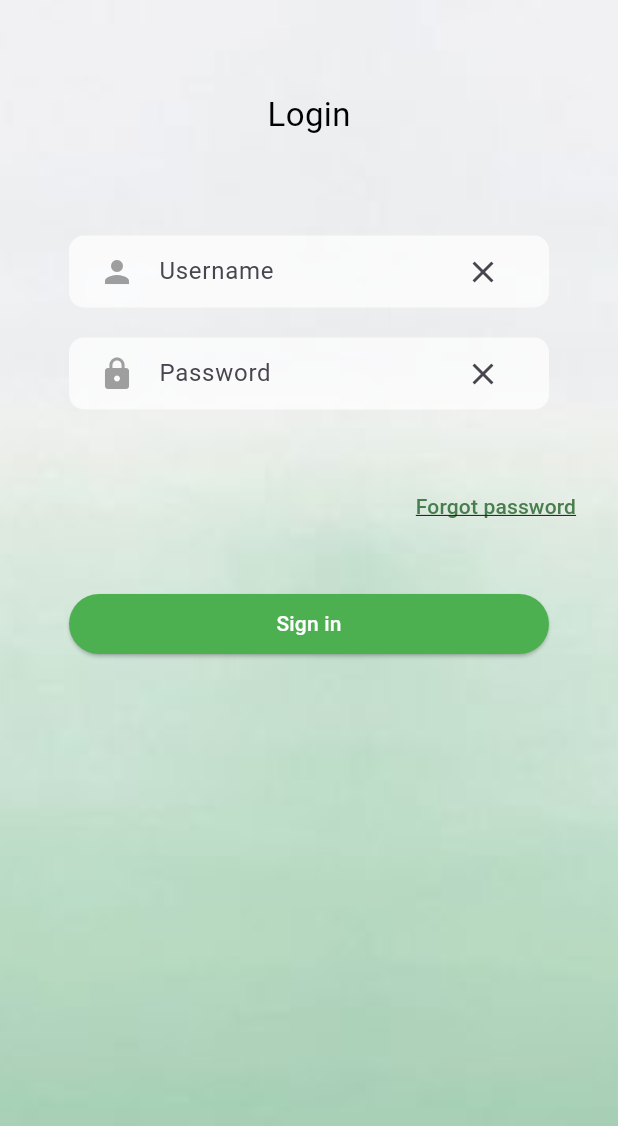
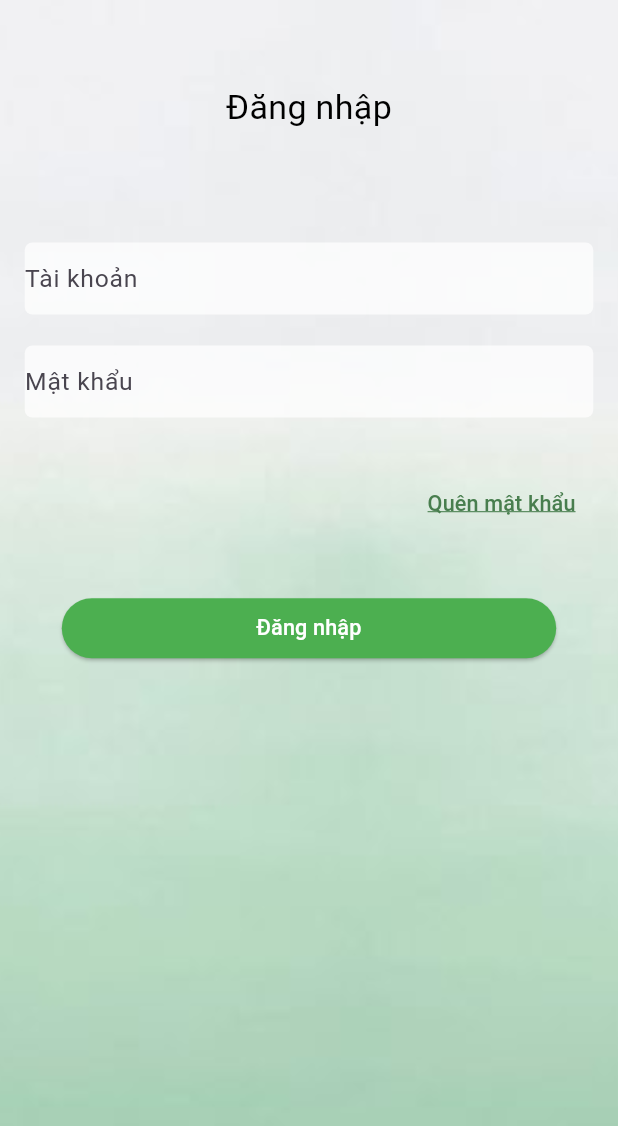
Before and after one commit to Bouncybear2409/ChamCong, a Flutter app: the LoginPage screen opened directly, on a phone screen of 412 x 824 dp. Shown: the top 1126 px of the screen. Run offline on Flutter 3.47's test engine with Material 3 defaults, Android fonts, the phone set to English and light mode, and no system bars; our stand-ins replace flutter_screenutil.

Commit message:
done login logic

```diff
--- /dev/null
+++ b/chamcong/lib/home/body_home_page.dart
@@ -0,0 +1,208 @@
+import 'package:chamcong/home/home_page.dart';
+import 'package:chamcong/verify.dart';
+import 'package:flutter/material.dart';
+import 'package:flutter_screenutil/flutter_screenutil.dart';
+
+class BodyHomePage extends StatefulWidget {
+  const BodyHomePage({super.key});
+
+  @override
+  State<BodyHomePage> createState() => _BodyHomePageState();
+}
+
+class _BodyHomePageState extends State<BodyHomePage> {
+  TextEditingController usernameController = TextEditingController();
+  TextEditingController passwordController = TextEditingController();
+  String notificatitonText = '';
+
+  void handleForgotPasswordTap() {
+    Navigator.push(
+      context,
+      MaterialPageRoute(builder: (context) => const VerifyPage()),
+    );
+  }
+
+  bool checkCredentials(String username, String password) {
+    return username == 'user' && password == 'password';
+  }
+
+  void validateLogin() {
+    String username = usernameController.text;
+    String password = passwordController.text;
+
+    bool isValidLogin = checkCredentials(username, password);
+
+    if (isValidLogin) {
+      setState(() {
+        Navigator.push(
+            context, MaterialPageRoute(builder: (context) => const HomePage()));
+      });
+    } else {
+      if (username.isEmpty || password.isEmpty) {
+        setState(() {
+          notificatitonText = 'Vui lòng nhập đầy đủ thông tin.';
+        });
+      } else if (password.length < 8) {
+        setState(() {
+          notificatitonText = 'Mật khẩu phải lớn hơn hoặc bằng 8';
+        });
+      } else {
+        setState(() {
+          notificatitonText = 'Tài khoản hoặc mật khẩu không hợp lệ.';
+        });
+      }
+    }
+  }
+
+  @override
+  Widget build(BuildContext context) {
+    return Container(
+      decoration: const BoxDecoration(
+        image: DecorationImage(
+          image: AssetImage('assets/images/bg1.jpg'),
+          fit: BoxFit.cover,
+        ),
+      ),
+      child: Padding(
+        padding: EdgeInsets.all(16.0.sp),
+        child: Column(
+          children: [
+            SizedBox(
+              height: 60.sp,
+            ),
+            Text(
+              'Đăng nhập',
+              style: TextStyle(
+                color: Colors.black,
+                fontSize: 22.sp,
+                fontFamily: 'Roboto',
+                fontWeight: FontWeight.w400,
+                height: 0.06.sp,
+              ),
+            ),
+            SizedBox(
+              height: 80.sp,
+            ),
+            Container(
+              decoration: BoxDecoration(
+                color: Colors.white.withOpacity(0.7.sp),
+                borderRadius: BorderRadius.circular(5.sp),
+              ),
+              child: Row(
+                children: [
+                  Expanded(
+                    child: TextFormField(
+                      controller: usernameController,
+                      decoration: InputDecoration(
+                        border: notificatitonText.isEmpty
+                            ? InputBorder.none
+                            : UnderlineInputBorder(
+                                borderSide: const BorderSide(color: Colors.red),
+                              ),
+                        hintText: 'Tài khoản',
+                        enabledBorder: notificatitonText.isEmpty
+                            ? InputBorder.none
+                            : UnderlineInputBorder(
+                                borderSide: BorderSide(color: Colors.red),
+                              ),
+                        focusedBorder: notificatitonText.isEmpty
+                            ? InputBorder.none
+                            : UnderlineInputBorder(
+                                borderSide: BorderSide(color: Colors.red),
+                              ),
+                      ),
+                    ),
+                  ),
+                ],
+              ),
+            ),
+            SizedBox(height: 20.sp),
+            Container(
+              decoration: BoxDecoration(
+                color: Colors.white.withOpacity(0.7.sp),
+                borderRadius: BorderRadius.circular(5.sp),
+              ),
+              child: Row(
+                children: [
+                  Expanded(
+                    child: TextFormField(
+                      controller: passwordController,
+                      obscureText: true,
+                      decoration: InputDecoration(
+                        border: notificatitonText.isEmpty
+                            ? InputBorder.none
+                            : UnderlineInputBorder(
+                                borderSide: const BorderSide(color: Colors.red),
+                              ),
+                        hintText: 'Mật khẩu',
+                        enabledBorder: notificatitonText.isEmpty
+                            ? InputBorder.none
+                            : UnderlineInputBorder(
+                                borderSide: BorderSide(color: Colors.red),
+                              ),
+                        focusedBorder: notificatitonText.isEmpty
+                            ? InputBorder.none
+                            : UnderlineInputBorder(
+                                borderSide: BorderSide(color: Colors.red),
+                              ),
+                      ),
+                    ),
+                  ),
+                ],
+              ),
+            ),
+            SizedBox(height: 20.sp),
+            Text(
+              notificatitonText,
+              style: const TextStyle(color: Colors.red),
+            ),
+            Row(
+              mainAxisAlignment: MainAxisAlignment.end,
+              children: [
+                TextButton(
+                  onPressed: handleForgotPasswordTap,
+                  child: Text(
+                    'Quên mật khẩu',
+                    textAlign: TextAlign.center,
+                    style: TextStyle(
+                      color: Color(0xFF487E4E),
+                      fontSize: 14.sp,
+                      fontFamily: 'Roboto',
+                      fontWeight: FontWeight.w500,
+                      decoration: TextDecoration.underline,
+                      height: 0.10.sp,
+                      letterSpacing: 0.10.sp,
+                    ),
+                  ),
+                ),
+              ],
+            ),
+            SizedBox(height: 30.sp),
+            SizedBox(
+              width: 320.sp,
+              child: ElevatedButton(
+                style: ElevatedButton.styleFrom(
+                  backgroundColor: Colors.green,
+                ),
+                onPressed: () {
+                  validateLogin();
+                },
+                child: Text(
+                  'Đăng nhập',
+                  textAlign: TextAlign.center,
+                  style: TextStyle(
+                    color: Colors.white,
+                    fontSize: 14.sp,
+                    fontFamily: 'Roboto',
+                    fontWeight: FontWeight.w500,
+                    letterSpacing: 0.10.sp,
+                  ),
+                ),
+              ),
+            ),
+          ],
+        ),
+      ),
+    );
+  }
+}
--- a/chamcong/lib/login.dart
+++ /dev/null
@@ -1,204 +0,0 @@
-import 'package:chamcong/verify.dart';
-import 'package:flutter/material.dart';
-
-class LoginPage extends StatefulWidget {
-  const LoginPage({Key? key}) : super(key: key);
-
-  @override
-  State<LoginPage> createState() => _LoginPageState();
-}
-
-class _LoginPageState extends State<LoginPage> {
-  TextEditingController usernameController = TextEditingController();
-  TextEditingController passwordController = TextEditingController();
-  String notificatitonText = '';
-  void clearTextFields() {
-    usernameController.clear();
-    passwordController.clear();
-  }
-
-  void handleForgotPasswordTap() {
-    Navigator.push(
-      context,
-      MaterialPageRoute(builder: (context) => const VerifyPage()),
-    );
-  }
-
-  bool checkCredentials(String username, String password) {
-    return username == 'user' && password == 'password';
-  }
-
-  void validateLogin() {
-    String username = usernameController.text;
-    String password = passwordController.text;
-
-    bool isValidLogin = checkCredentials(username, password);
-
-    if (isValidLogin) {
-      print('Đăng nhập thành công');
-      notificatitonText = 'Đăng nhập thành công';
-    } else {
-      if (username.isEmpty || password.isEmpty) {
-        setState(() {
-          notificatitonText = 'Vui lòng nhập đầy đủ thông tin.';
-        });
-      } else if (password.length < 8) {
-        setState(() {
-          notificatitonText = 'Mật khẩu phải lớn hơn hoặc bằng 8';
-        });
-      } else {
-        setState(() {
-          notificatitonText = 'Tài khoản hoặc mật khẩu không hợp lệ.';
-        });
-      }
-    }
-  }
-
-  @override
-  Widget build(BuildContext context) {
-    return Scaffold(
-      body: Container(
-        decoration: const BoxDecoration(
-          image: DecorationImage(
-            image: AssetImage('assets/images/bg1.jpg'),
-            fit: BoxFit.cover,
-          ),
-        ),
-        child: Padding(
-          padding: const EdgeInsets.all(16.0),
-          child: Column(
-            children: [
-              const SizedBox(
-                height: 60,
-              ),
-              const Text(
-                'Login',
-                style: TextStyle(
-                  color: Colors.black,
-                  fontSize: 22,
-                  fontFamily: 'Roboto',
-                  fontWeight: FontWeight.w400,
-                  height: 0.06,
-                ),
-              ),
-              const SizedBox(
-                height: 80,
-              ),
-              Container(
-                width: 320,
-                padding: const EdgeInsets.symmetric(horizontal: 20),
-                decoration: BoxDecoration(
-                  color: Colors.white.withOpacity(0.7),
-                  borderRadius: BorderRadius.circular(10),
-                ),
-                child: Row(
-                  children: [
-                    Expanded(
-                      child: TextField(
-                        controller: usernameController,
-                        decoration: const InputDecoration(
-                          border: InputBorder.none,
-                          hintText: 'Username',
-                          icon: Icon(Icons.person, color: Colors.grey),
-                        ),
-                      ),
-                    ),
-                    IconButton(
-                      icon: const Icon(Icons.clear),
-                      onPressed: () {
-                        usernameController.clear();
-                      },
-                    ),
-                  ],
-                ),
-              ),
-              const SizedBox(height: 20),
-              Container(
-                width: 320,
-                padding: const EdgeInsets.symmetric(horizontal: 20),
-                decoration: BoxDecoration(
-                  color: Colors.white.withOpacity(0.7),
-                  borderRadius: BorderRadius.circular(10),
-                ),
-                child: Row(
-                  children: [
-                    Expanded(
-                      child: TextField(
-                        controller: passwordController,
-                        obscureText: true,
-                        decoration: const InputDecoration(
-                          border: InputBorder.none,
-                          hintText: 'Password',
-                          icon: Icon(Icons.lock, color: Colors.grey),
-                        ),
-                      ),
-                    ),
-                    IconButton(
-                      icon: const Icon(Icons.clear),
-                      onPressed: () {
-                        passwordController.clear();
-                      },
-                    ),
-                  ],
-                ),
-              ),
-              const SizedBox(height: 20),
-              Text(
-                notificatitonText,
-                style: TextStyle(color: Colors.red),
-              ),
-              Row(
-                mainAxisAlignment: MainAxisAlignment.end,
-                children: [
-                  TextButton(
-                    onPressed: handleForgotPasswordTap,
-                    child: const Text(
-                      'Forgot password',
-                      textAlign: TextAlign.center,
-                      style: TextStyle(
-                        color: Color(0xFF487E4E),
-                        fontSize: 14,
-                        fontFamily: 'Roboto',
-                        fontWeight: FontWeight.w500,
-                        decoration: TextDecoration.underline,
-                        height: 0.10,
-                        letterSpacing: 0.10,
-                      ),
-                    ),
-                  ),
-                ],
-              ),
-              const SizedBox(height: 30),
-              SizedBox(
-                width: 320,
-                child: ElevatedButton(
-                  style: ElevatedButton.styleFrom(
-                    backgroundColor: Colors.green,
-                  ),
-                  onPressed: () {
-                    validateLogin();
-                  },
-                  child: const Padding(
-                    padding: EdgeInsets.symmetric(vertical: 15),
-                    child: Text(
-                      'Sign in',
-                      textAlign: TextAlign.center,
-                      style: TextStyle(
-                        color: Colors.white,
-                        fontSize: 14,
-                        fontFamily: 'Roboto',
-                        fontWeight: FontWeight.w500,
-                        height: 0.10,
-                        letterSpacing: 0.10,
-                      ),
-                    ),
-                  ),
-                ),
-              ),
-            ],
-          ),
-        ),
-      ),
-    );
-  }
-}
--- /dev/null
+++ b/chamcong/lib/login/login_page.dart
@@ -0,0 +1,17 @@
+import 'package:chamcong/home/body_home_page.dart';
+
+import 'package:flutter/material.dart';
+
+class LoginPage extends StatelessWidget {
+  const LoginPage({Key? key}) : super(key: key);
+
+  @override
+  Widget build(BuildContext context) {
+    return Scaffold(
+      body: GestureDetector(
+        onTap: () => FocusScope.of(context).unfocus(),
+        child: const BodyHomePage(),
+      ),
+    );
+  }
+}
--- a/chamcong/pubspec.yaml
+++ b/chamcong/pubspec.yaml
@@ -35,6 +35,7 @@ dependencies:
   # The following adds the Cupertino Icons font to your application.
   # Use with the CupertinoIcons class for iOS style icons.
   cupertino_icons: ^1.0.2
+  flutter_screenutil: ^5.9.0
 
 dev_dependencies:
   flutter_test:
```
Also changed, not shown: chamcong/lib/home.dart (deleted, +0 -39 lines), chamcong/lib/home/home_page.dart (added, +38 -0 lines), chamcong/lib/main.dart (+19 -5 lines), chamcong/lib/otp.dart (+5 -5 lines), chamcong/lib/verify.dart (+19 -18 lines), chamcong/pubspec.lock.
